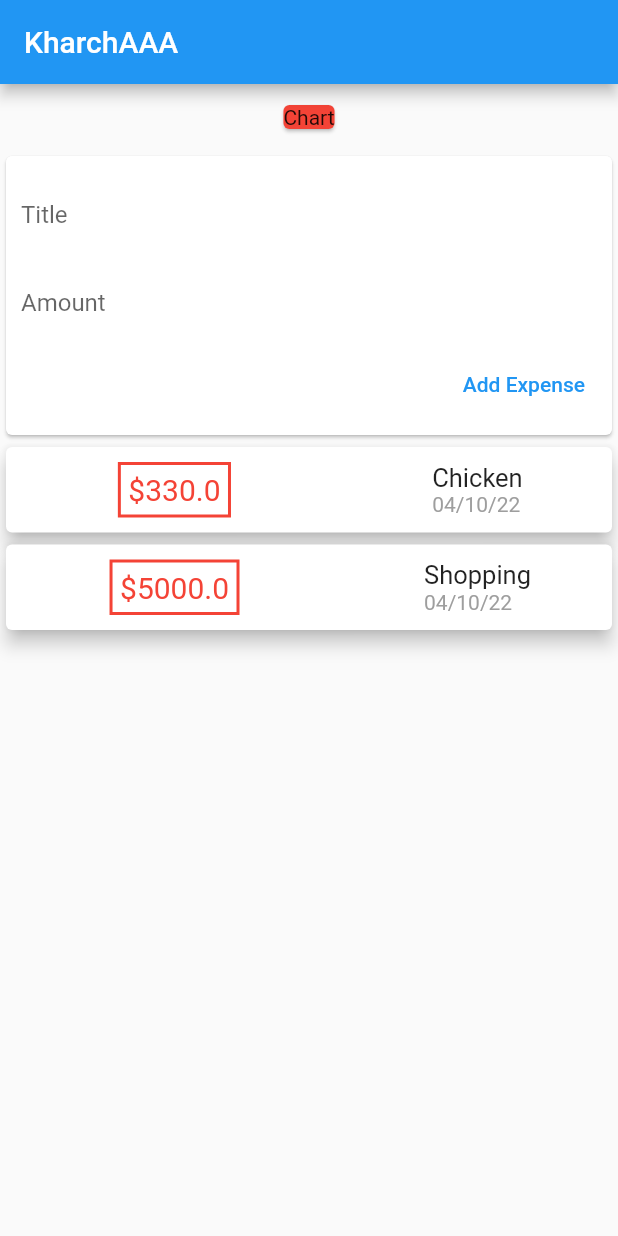
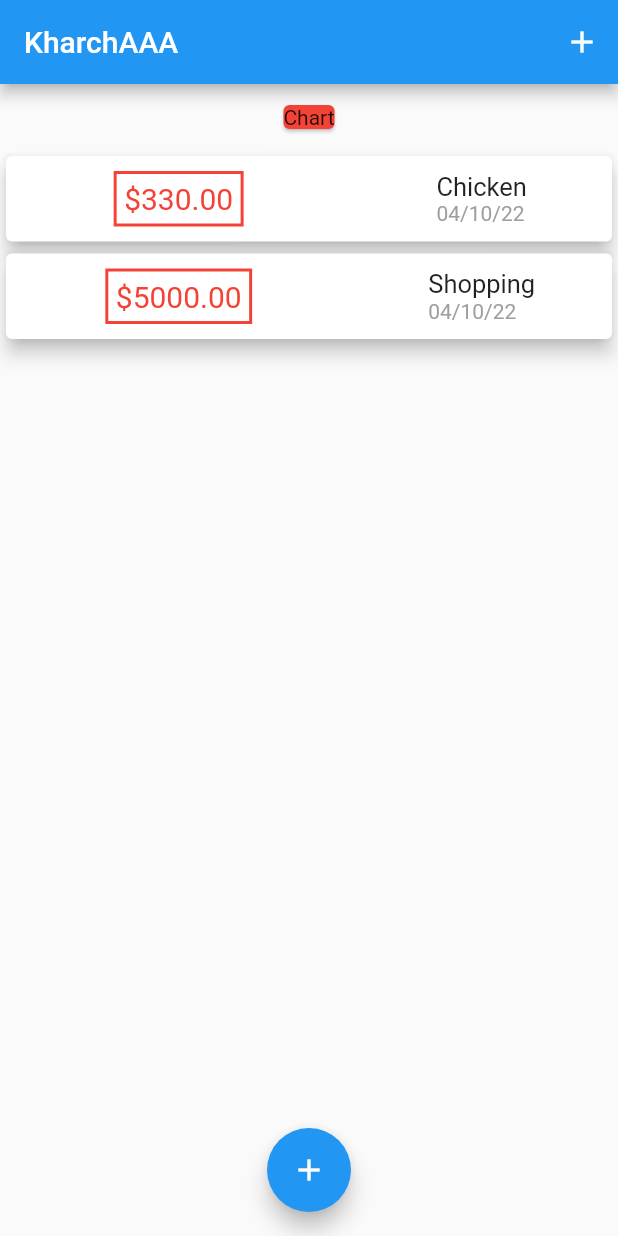
Before and after one commit to imsachinshah/track_expense, a Flutter app: the screen it shows after launch, on a phone screen of 412 x 824 dp. Run offline on Flutter 3.47's test engine with Material 2 defaults, Android fonts, the phone set to English and light mode, and no system bars.

Commit message:
done day5

```diff
--- a/lib/main.dart
+++ b/lib/main.dart
@@ -1,6 +1,8 @@
 import 'package:flutter/material.dart';
+import 'package:track_expense/widgets/new_transaction.dart';
 
-import 'package:track_expense/widgets/user_transaction.dart';
+import 'models/transaction.dart';
+import 'widgets/transaction_list.dart';
 
 void main() {
   runApp(const MyApp());
@@ -22,14 +24,65 @@ class MyApp extends StatelessWidget {
   }
 }
 
-class HomePage extends StatelessWidget {
+class HomePage extends StatefulWidget {
   const HomePage({Key? key}) : super(key: key);
+
+  @override
+  State<HomePage> createState() => _HomePageState();
+}
+
+class _HomePageState extends State<HomePage> {
+  final List<Transaction> _userTransactions = [
+    Transaction(
+      id: '1st',
+      name: 'Chicken',
+      date: DateTime.now(),
+      price: 330,
+    ),
+    Transaction(
+      id: '2nd',
+      name: 'Shopping',
+      date: DateTime.now(),
+      price: 5000,
+    )
+  ];
+
+  void _addNewTransaction(String txName, double txPrice) {
+    final newTx = Transaction(
+      id: DateTime.now().toString(),
+      name: txName,
+      date: DateTime.now(),
+      price: txPrice,
+    );
+
+    setState(() {
+      _userTransactions.add(newTx);
+    });
+  }
+
+  void _startAddNewTransaction(BuildContext ctx) {
+    showModalBottomSheet(
+      context: ctx,
+      builder: (_) {
+        return GestureDetector(
+          onTap: () {},
+          child: NewTransaction(_addNewTransaction),
+        );
+      },
+    );
+  }
 
   @override
   Widget build(BuildContext context) {
     return Scaffold(
       appBar: AppBar(
         title: const Text('KharchAAA'),
+        actions: [
+          IconButton(
+            onPressed: () => _startAddNewTransaction(context),
+            icon: const Icon(Icons.add),
+          ),
+        ],
       ),
       body: SingleChildScrollView(
         child: Column(
@@ -45,9 +98,16 @@ class HomePage extends StatelessWidget {
                 child: Text("Chart"),
               ),
             ),
-            const UserTransaction()
+            TransactionList(
+              transactions: _userTransactions,
+            ),
           ],
         ),
+      ),
+      floatingActionButtonLocation: FloatingActionButtonLocation.centerFloat,
+      floatingActionButton: FloatingActionButton(
+        onPressed: () => _startAddNewTransaction(context),
+        child: const Icon(Icons.add),
       ),
     );
   }
--- a/lib/widgets/transaction_list.dart
+++ b/lib/widgets/transaction_list.dart
@@ -36,7 +36,7 @@ class TransactionList extends StatelessWidget {
                     ),
                   ),
                   child: Text(
-                    '\$${transactions[index].price}',
+                    '\$${transactions[index].price.toStringAsFixed(2)}',
                     style: const TextStyle(color: Colors.red, fontSize: 20),
                   ),
                 ),
@@ -58,8 +58,7 @@ class TransactionList extends StatelessWidget {
               ],
             ),
           );
-        } ),
-
+        }),
       ),
     );
   }
--- a/lib/widgets/user_transaction.dart
+++ /dev/null
@@ -1,54 +0,0 @@
-import 'package:flutter/material.dart';
-
-import '../models/transaction.dart';
-import 'new_transaction.dart';
-import 'transaction_list.dart';
-
-class UserTransaction extends StatefulWidget {
-  const UserTransaction({Key? key}) : super(key: key);
-
-  @override
-  State<UserTransaction> createState() => _UserTransactionState();
-}
-
-class _UserTransactionState extends State<UserTransaction> {
-  final List<Transaction> _userTransactions = [
-    Transaction(
-      id: '1st',
-      name: 'Chicken',
-      date: DateTime.now(),
-      price: 330,
-    ),
-    Transaction(
-      id: '2nd',
-      name: 'Shopping',
-      date: DateTime.now(),
-      price: 5000,
-    )
-  ];
-
-  void _addNewTransaction(String txName, double txPrice) {
-    final newTx = Transaction(
-      id: DateTime.now().toString(),
-      name: txName,
-      date: DateTime.now(),
-      price: txPrice,
-    );
-
-    setState(() {
-      _userTransactions.add(newTx);
-    });
-  }
-
-  @override
-  Widget build(BuildContext context) {
-    return Column(
-      children: [
-        NewTransaction(_addNewTransaction),
-        TransactionList(
-          transactions: _userTransactions,
-        ),
-      ],
-    );
-  }
-}
```
Also changed, not shown: lib/widgets/new_transaction.dart (+18 -4 lines), 3 other files.
